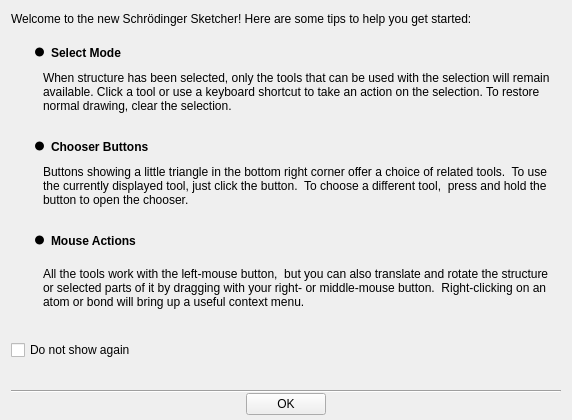
Above: src/schrodinger/sketcher/ui/sketcher_welcome_dialog.ui from schrodinger/sketcher before the change. Below: the same form after it.
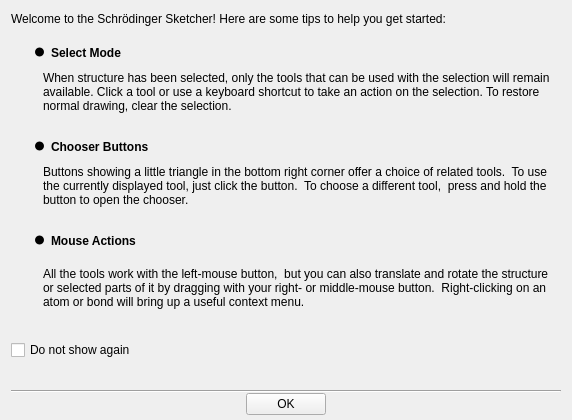
That is the form after the change.

Diff of the .ui file:
```diff
--- a/src/schrodinger/sketcher/ui/sketcher_welcome_dialog.ui
+++ b/src/schrodinger/sketcher/ui/sketcher_welcome_dialog.ui
@@ -40,7 +40,7 @@
         </font>
        </property>
        <property name="text">
-        <string>Welcome to the new Schrödinger Sketcher! Here are some tips to help you get started:</string>
+        <string>Welcome to the Schrödinger Sketcher! Here are some tips to help you get started:</string>
        </property>
       </widget>
      </item>
```
